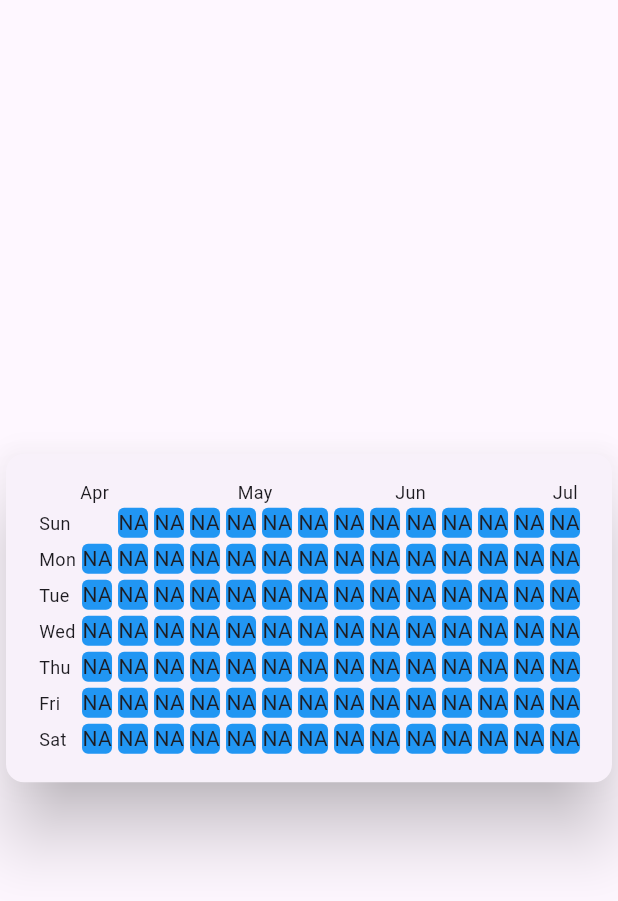
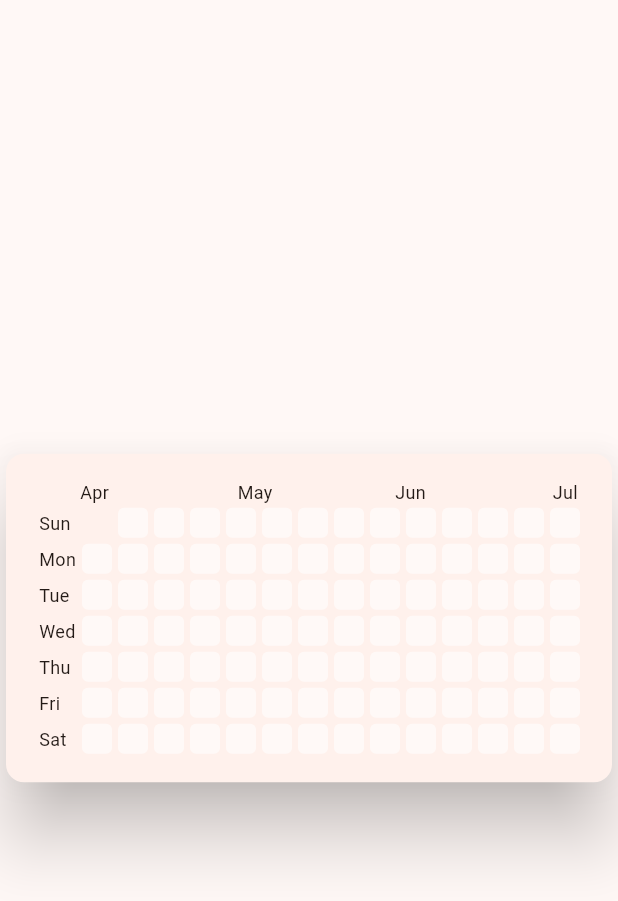
Before and after one commit to Omegaviv/transaction_graph, a Flutter app: the screen it shows after launch, on a phone screen of 412 x 824 dp. Shown: the top 901 px of the screen. Run offline on Flutter 3.47's test engine with Material 3 defaults, Android fonts, the light colour scheme and no system bars.

Commit message:
color shared, on press of day

```diff
--- a/lib/constants.dart
+++ b/lib/constants.dart
@@ -1,3 +1,7 @@
+import 'dart:ui';
+
+import 'package:flutter/material.dart';
+
 class Constants {
   static const List<String> WEEK_LABEL = [
     'Sun',
@@ -38,4 +42,7 @@ class Constants {
     'November',
     'December',
   ];
+
+  static Color NO_TRANSACTION_COLOR = Colors.white.withOpacity(0.6);
+  static Color BRAND_COLOR = const Color(0xFFcb5019);
 }
--- a/lib/main.dart
+++ b/lib/main.dart
@@ -1,3 +1,4 @@
+import 'package:card_transactions/constants.dart';
 import 'package:card_transactions/presentation/home_page.dart';
 import 'package:flutter/material.dart';
 
@@ -12,7 +13,7 @@ class MyApp extends StatelessWidget {
     return MaterialApp(
       debugShowCheckedModeBanner: false,
       theme: ThemeData(
-        colorScheme: ColorScheme.fromSeed(seedColor: Colors.deepPurple),
+        colorScheme: ColorScheme.fromSeed(seedColor: Constants.BRAND_COLOR),
         useMaterial3: true,
       ),
       home: const HomePage(),
--- a/lib/presentation/home_page.dart
+++ b/lib/presentation/home_page.dart
@@ -31,6 +31,11 @@ class _HomePageState extends State<HomePage> {
                     }
                     return TransactionGraph(
                       transactionData: snapshot.data ?? {},
+                      onPressDay: (transactions, day) {
+                        print("the day clicked in $day");
+                        print(
+                            "total transaction that day is ${transactions.length}");
+                      },
                     );
                   }),
             ),
--- a/lib/presentation/widgets/single_day.dart
+++ b/lib/presentation/widgets/single_day.dart
@@ -1,3 +1,4 @@
+import 'package:card_transactions/constants.dart';
 import 'package:card_transactions/domain/transaction.dart';
 import 'package:flutter/material.dart';
 
@@ -6,39 +7,51 @@ class SingleDayTransaction extends StatelessWidget {
   final double? size;
   final double? margin;
   final double? borderRadius;
+  final Color? noTransactionColor;
+  final Color? baseColor;
   final List<Transaction> transactions;
+  final double maxTransactionPerDay;
+  final Function(List<Transaction>, DateTime) onPress;
   const SingleDayTransaction(
       {super.key,
       required this.date,
       required this.transactions,
+      required this.maxTransactionPerDay,
+      required this.onPress,
+      this.noTransactionColor,
+      this.baseColor,
       this.size,
       this.margin,
       this.borderRadius});
 
   @override
   Widget build(BuildContext context) {
-    return Container(
+    return GestureDetector(
+      onTap: () {
+        onPress(transactions, date);
+      },
+      child: Container(
         height: size ?? 20,
         width: size ?? 20,
         margin: EdgeInsets.all(margin ?? 2),
         decoration: BoxDecoration(
-        color: Colors.blue,
+          color: transactions.isEmpty
+              ? noTransactionColor ?? Constants.NO_TRANSACTION_COLOR
+              : (baseColor ?? Constants.BRAND_COLOR)
+                  .withOpacity(totalAmount() / maxTransactionPerDay),
           borderRadius: BorderRadius.all(
             Radius.circular(borderRadius ?? 4),
           ),
         ),
-      child: Center(
-          child: Text(transactions.isNotEmpty
-              ? transactions.first.amount.toString()
-              : "NA")),
+      ),
     );
   }
 
   double totalAmount() {
     double sum = 0;
-    transactions.forEach((element) {
+    for (var element in transactions) {
       sum += element.amount;
-    });
+    }
     return sum;
   }
 }
--- a/lib/presentation/widgets/transaction_graph.dart
+++ b/lib/presentation/widgets/transaction_graph.dart
@@ -1,3 +1,5 @@
+import 'dart:math';
+
 import 'package:card_transactions/domain/transaction.dart';
 import 'package:card_transactions/presentation/widgets/month_label.dart';
 import 'package:card_transactions/presentation/widgets/single_day.dart';
@@ -8,12 +10,15 @@ import 'package:flutter/material.dart';
 class TransactionGraph extends StatelessWidget {
   const TransactionGraph(
       {super.key,
+      required this.onPressDay,
+      required this.transactionData,
       this.startDate,
       this.endDate,
-      required this.transactionData,
       this.size = 20,
       this.fontSize = 12,
       this.margin = 2,
+      this.baseColor,
+      this.noTransactionColor,
       this.weekLableVisiblityType = WeekLableVisiblityType.all,
       this.monthLabelVisiblityType = MonthLabelVisiblityType.short});
 
@@ -23,8 +28,11 @@ class TransactionGraph extends StatelessWidget {
   final double? size;
   final double? fontSize;
   final double? margin;
+  final Color? noTransactionColor;
+  final Color? baseColor;
   final WeekLableVisiblityType weekLableVisiblityType;
   final MonthLabelVisiblityType monthLabelVisiblityType;
+  final Function(List<Transaction>, DateTime) onPressDay;
   @override
   Widget build(BuildContext context) {
     return SingleChildScrollView(
@@ -60,11 +68,19 @@ class TransactionGraph extends StatelessWidget {
 
     int firstDay = aYearBack.weekday;
 
+    double maxTransactionPerDay = 0;
+    transactionData.forEach((key, value) {
+      maxTransactionPerDay = max(
+          maxTransactionPerDay,
+          value.fold(
+              0.0, (previousValue, element) => previousValue + element.amount));
+    });
+
     int startOfLoop = 0;
     if (firstDay != 7) {
       startOfLoop = 7 - firstDay;
 
-      weeks.add(_firstWeek(firstDay, aYearBack));
+      weeks.add(_firstWeek(firstDay, aYearBack, maxTransactionPerDay));
     }
 
     for (int day = startOfLoop; day < totalDays; day += 7) {
@@ -80,6 +96,10 @@ class TransactionGraph extends StatelessWidget {
             dayDifference < 7 ? dayDifference + 1 : dayDifference,
             (index) => SingleDayTransaction(
               date: weekStartDate.copyWith(day: weekStartDate.day + index),
+              maxTransactionPerDay: maxTransactionPerDay,
+              noTransactionColor: noTransactionColor,
+              baseColor: baseColor,
+              onPress: onPressDay,
               transactions: transactionData[weekStartDate.copyWith(
                       day: weekStartDate.day + index,
                       hour: 0,
@@ -105,7 +125,8 @@ class TransactionGraph extends StatelessWidget {
     return weeks;
   }
 
-  Widget _firstWeek(int initialEmptyDays, DateTime startDate) {
+  Widget _firstWeek(
+      int initialEmptyDays, DateTime startDate, double maxTransactionPerDay) {
     return Column(
       mainAxisSize: MainAxisSize.min,
       children: [
@@ -123,6 +144,10 @@ class TransactionGraph extends StatelessWidget {
           7 - initialEmptyDays,
           (index) => SingleDayTransaction(
             date: startDate.copyWith(day: startDate.day + index),
+            maxTransactionPerDay: maxTransactionPerDay,
+            noTransactionColor: noTransactionColor,
+            baseColor: baseColor,
+            onPress: onPressDay,
             transactions: transactionData[startDate.copyWith(
                     day: startDate.day + index,
                     hour: 0,
```
Lines whose indentation alone changed are shown as unchanged.
